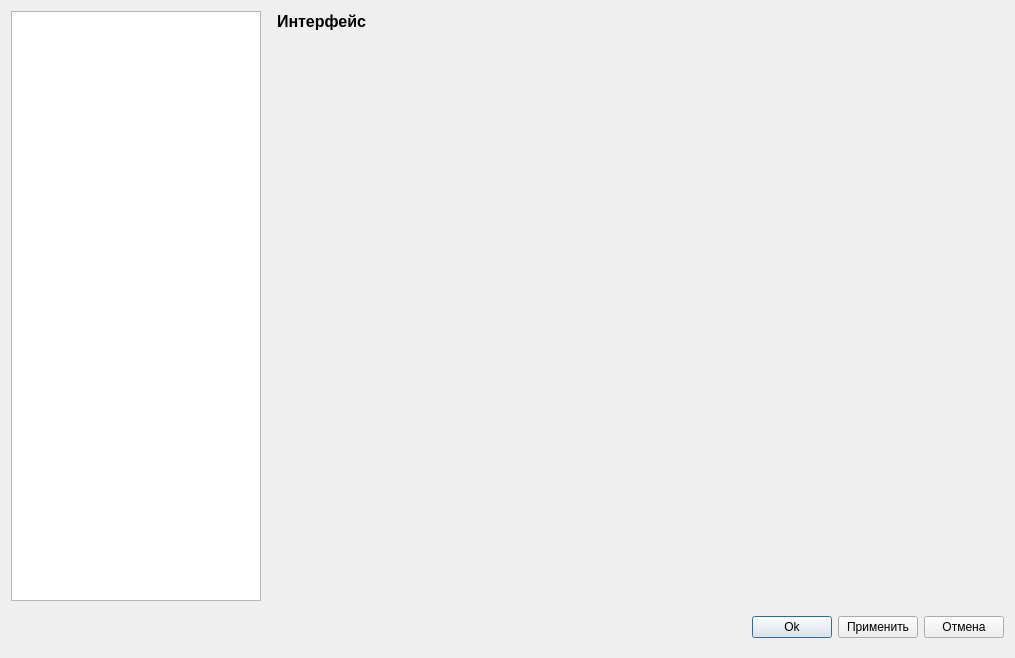
Qt form ImView/settings.ui (Ivanos121/ImView2) before a commit.
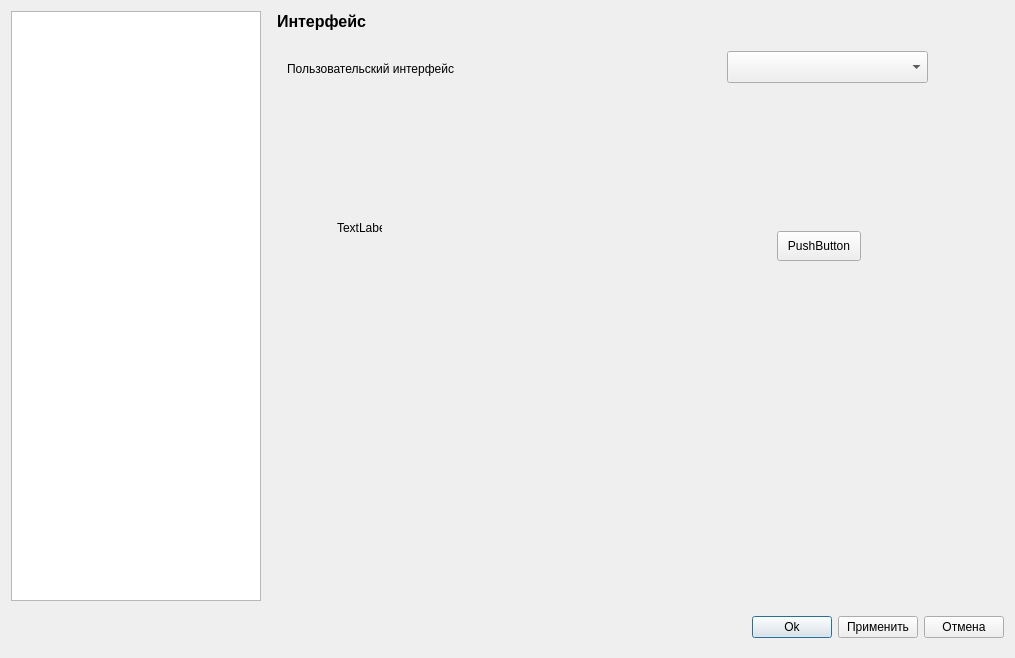
The same form after that commit. The open tabs and pages were chosen to show the change. Icons and pictures are not drawn.

```diff
--- a/ImView/settings.ui
+++ b/ImView/settings.ui
@@ -118,6 +118,55 @@
         <string>&lt;html&gt;&lt;head/&gt;&lt;body&gt;&lt;p&gt;&lt;span style=&quot; font-size:12pt; font-weight:600;&quot;&gt;Интерфейс&lt;/span&gt;&lt;/p&gt;&lt;/body&gt;&lt;/html&gt;</string>
        </property>
       </widget>
+      <widget class="QComboBox" name="comboBox">
+       <property name="geometry">
+        <rect>
+         <x>460</x>
+         <y>40</y>
+         <width>201</width>
+         <height>32</height>
+        </rect>
+       </property>
+      </widget>
+      <widget class="QLabel" name="label_8">
+       <property name="geometry">
+        <rect>
+         <x>20</x>
+         <y>50</y>
+         <width>241</width>
+         <height>16</height>
+        </rect>
+       </property>
+       <property name="text">
+        <string>Пользовательский интерфейс</string>
+       </property>
+      </widget>
+      <widget class="QPushButton" name="pushButton_4">
+       <property name="geometry">
+        <rect>
+         <x>510</x>
+         <y>220</y>
+         <width>84</width>
+         <height>30</height>
+        </rect>
+       </property>
+       <property name="text">
+        <string>PushButton</string>
+       </property>
+      </widget>
+      <widget class="QLabel" name="label_9">
+       <property name="geometry">
+        <rect>
+         <x>70</x>
+         <y>210</y>
+         <width>45</width>
+         <height>14</height>
+        </rect>
+       </property>
+       <property name="text">
+        <string>TextLabel</string>
+       </property>
+      </widget>
      </widget>
      <widget class="QWidget" name="page_3">
       <widget class="QLabel" name="label_2">
```
Left out of the diff: 16 changed lines with no effect on the pictures.
